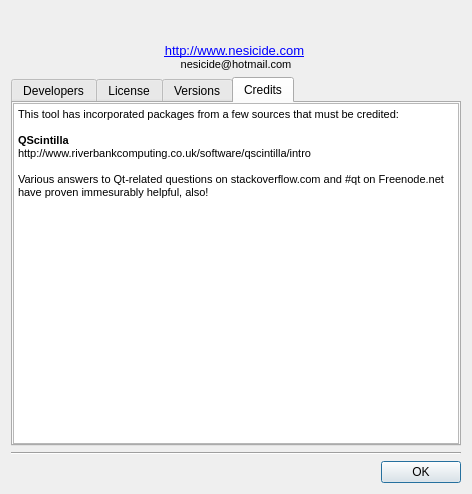
First picture: the form in apps/ide/aboutdialog.ui, repository christopherpow/nesicide, before the edit.
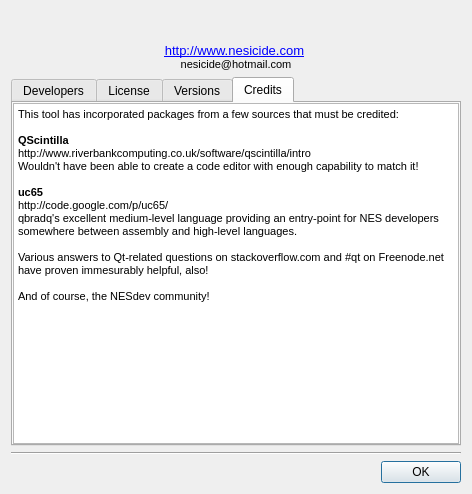
Second picture: the form after the edit. The open tabs and pages were chosen to show the change. Icons and pictures are not drawn.

What changed in the file:
```diff
--- a/apps/ide/aboutdialog.ui
+++ b/apps/ide/aboutdialog.ui
@@ -336,8 +336,16 @@
 &lt;p style=&quot;-qt-paragraph-type:empty; margin-top:0px; margin-bottom:0px; margin-left:0px; margin-right:0px; -qt-block-indent:0; text-indent:0px; font-size:8pt;&quot;&gt;&lt;/p&gt;
 &lt;p style=&quot; margin-top:0px; margin-bottom:0px; margin-left:0px; margin-right:0px; -qt-block-indent:0; text-indent:0px;&quot;&gt;&lt;span style=&quot; font-size:8pt; font-weight:600;&quot;&gt;QScintilla&lt;/span&gt;&lt;/p&gt;
 &lt;p style=&quot; margin-top:0px; margin-bottom:0px; margin-left:0px; margin-right:0px; -qt-block-indent:0; text-indent:0px;&quot;&gt;&lt;span style=&quot; font-size:8pt;&quot;&gt;http://www.riverbankcomputing.co.uk/software/qscintilla/intro&lt;/span&gt;&lt;/p&gt;
+&lt;p style=&quot; margin-top:0px; margin-bottom:0px; margin-left:0px; margin-right:0px; -qt-block-indent:0; text-indent:0px;&quot;&gt;&lt;span style=&quot; font-size:8pt;&quot;&gt;Wouldn't have been able to create a code editor with enough capability to match it!&lt;/span&gt;&lt;/p&gt;
 &lt;p style=&quot;-qt-paragraph-type:empty; margin-top:0px; margin-bottom:0px; margin-left:0px; margin-right:0px; -qt-block-indent:0; text-indent:0px; font-size:8pt;&quot;&gt;&lt;/p&gt;
-&lt;p style=&quot; margin-top:0px; margin-bottom:0px; margin-left:0px; margin-right:0px; -qt-block-indent:0; text-indent:0px;&quot;&gt;&lt;span style=&quot; font-size:8pt;&quot;&gt;Various answers to Qt-related questions on stackoverflow.com and #qt on Freenode.net have proven immesurably helpful, also!&lt;/span&gt;&lt;/p&gt;&lt;/body&gt;&lt;/html&gt;</string>
+&lt;p style=&quot; margin-top:0px; margin-bottom:0px; margin-left:0px; margin-right:0px; -qt-block-indent:0; text-indent:0px;&quot;&gt;&lt;span style=&quot; font-size:8pt; font-weight:600;&quot;&gt;uc65&lt;/span&gt;&lt;/p&gt;
+&lt;p style=&quot; margin-top:0px; margin-bottom:0px; margin-left:0px; margin-right:0px; -qt-block-indent:0; text-indent:0px;&quot;&gt;&lt;span style=&quot; font-size:8pt;&quot;&gt;http://code.google.com/p/uc65/&lt;/span&gt;&lt;/p&gt;
+&lt;p style=&quot; margin-top:0px; margin-bottom:0px; margin-left:0px; margin-right:0px; -qt-block-indent:0; text-indent:0px;&quot;&gt;&lt;span style=&quot; font-size:8pt;&quot;&gt;qbradq's excellent medium-level language providing an entry-point for NES developers somewhere between assembly and high-level languages.&lt;/span&gt;&lt;/p&gt;
+&lt;p style=&quot;-qt-paragraph-type:empty; margin-top:0px; margin-bottom:0px; margin-left:0px; margin-right:0px; -qt-block-indent:0; text-indent:0px; font-size:8pt;&quot;&gt;&lt;/p&gt;
+&lt;p style=&quot; margin-top:0px; margin-bottom:0px; margin-left:0px; margin-right:0px; -qt-block-indent:0; text-indent:0px;&quot;&gt;&lt;span style=&quot; font-size:8pt;&quot;&gt;Various answers to Qt-related questions on stackoverflow.com and #qt on Freenode.net have proven immesurably helpful, also!&lt;/span&gt;&lt;/p&gt;
+&lt;p style=&quot;-qt-paragraph-type:empty; margin-top:0px; margin-bottom:0px; margin-left:0px; margin-right:0px; -qt-block-indent:0; text-indent:0px; font-size:8pt;&quot;&gt;&lt;/p&gt;
+&lt;p style=&quot; margin-top:0px; margin-bottom:0px; margin-left:0px; margin-right:0px; -qt-block-indent:0; text-indent:0px;&quot;&gt;&lt;span style=&quot; font-size:8pt;&quot;&gt;And of course, the NESdev community!&lt;/span&gt;&lt;/p&gt;
+&lt;p style=&quot;-qt-paragraph-type:empty; margin-top:0px; margin-bottom:0px; margin-left:0px; margin-right:0px; -qt-block-indent:0; text-indent:0px; font-size:8pt;&quot;&gt;&lt;/p&gt;&lt;/body&gt;&lt;/html&gt;</string>
          </property>
         </widget>
        </item>
```
Left out of the diff: 6 changed lines with no effect on the pictures.
